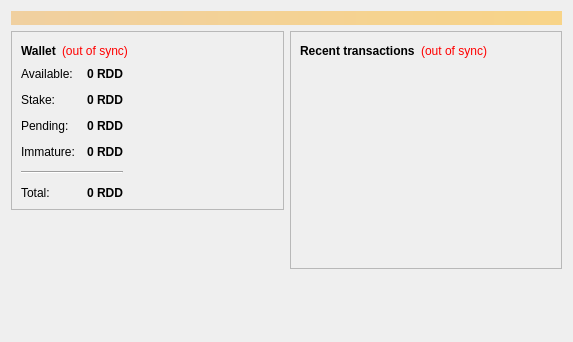
This is src/qt/forms/overviewpage.ui in chavezcoin-project/arepacoin-blackcoin as Qt 5 draws it before an edit. The edited form follows.
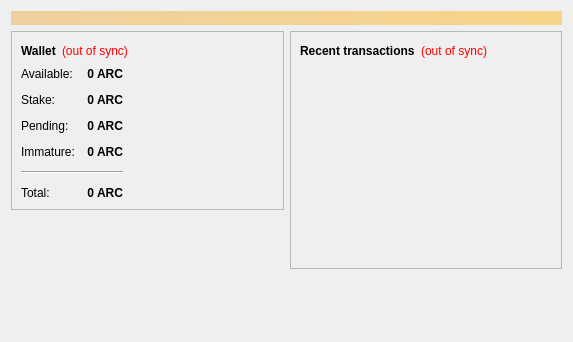
This is the edited form.

```diff
--- a/src/qt/forms/overviewpage.ui
+++ b/src/qt/forms/overviewpage.ui
@@ -124,7 +124,7 @@
                <string>Your current spendable balance</string>
               </property>
               <property name="text">
-               <string notr="true">0 RDD</string>
+               <string notr="true">0 ARC</string>
               </property>
               <property name="alignment">
                <set>Qt::AlignRight|Qt::AlignTrailing|Qt::AlignVCenter</set>
@@ -156,7 +156,7 @@
                <string>Total of coins that were staked and do not yet count toward the current balance</string>
               </property>
               <property name="text">
-               <string notr="true">0 RDD</string>
+               <string notr="true">0 ARC</string>
               </property>
               <property name="alignment">
                <set>Qt::AlignRight|Qt::AlignTrailing|Qt::AlignVCenter</set>
@@ -188,7 +188,7 @@
                <string>Total of transactions that have yet to be confirmed, and do not yet count toward the spendable balance</string>
               </property>
               <property name="text">
-               <string notr="true">0 RDD</string>
+               <string notr="true">0 ARC</string>
               </property>
               <property name="alignment">
                <set>Qt::AlignRight|Qt::AlignTrailing|Qt::AlignVCenter</set>
@@ -217,7 +217,7 @@
                <string>Mined balance that has not yet matured</string>
               </property>
               <property name="text">
-               <string notr="true">0 RDD</string>
+               <string notr="true">0 ARC</string>
               </property>
               <property name="alignment">
                <set>Qt::AlignRight|Qt::AlignTrailing|Qt::AlignVCenter</set>
@@ -249,7 +249,7 @@
                <string>Your current total balance</string>
               </property>
               <property name="text">
-               <string notr="true">0 RDD</string>
+               <string notr="true">0 ARC</string>
               </property>
               <property name="alignment">
                <set>Qt::AlignRight|Qt::AlignTrailing|Qt::AlignVCenter</set>
```
Left out of the diff: 4 changed lines with no effect on the pictures.
